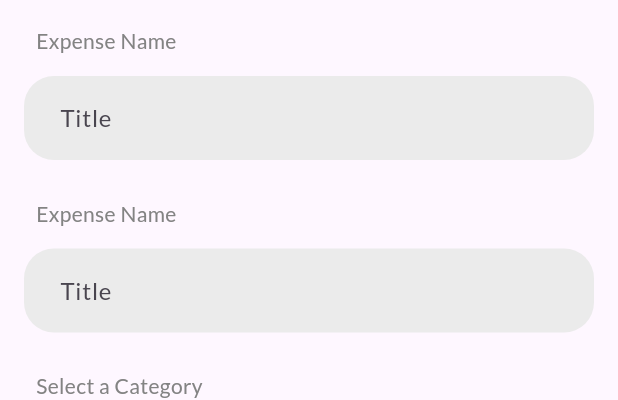
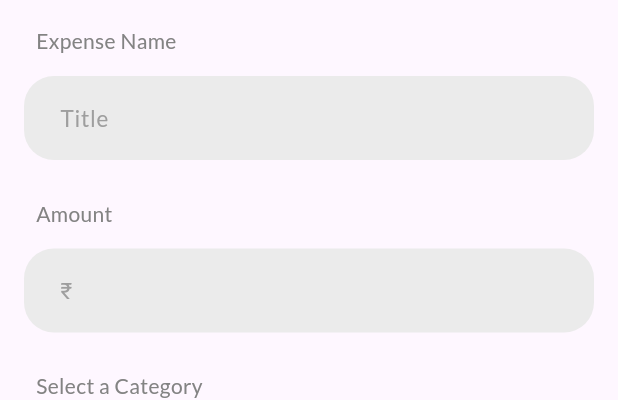
Before and after one commit to asim-sahoo/expense_tracker, a Flutter app: the NewExpense widget shown alone on an empty page, opened directly, on a phone screen of 412 x 824 dp. Shown: the part 125-525 px from the top of the screen. Run offline on Flutter 3.47's test engine with Material 3 defaults, Android fonts, the light colour scheme and no system bars; our stand-ins replace google_fonts.

Commit message:
added hint text style

```diff
--- a/lib/widget/new_expense.dart
+++ b/lib/widget/new_expense.dart
@@ -43,6 +43,7 @@ class _NewExpenseState extends State<NewExpense> {
           TextField(
             decoration: const InputDecoration(
               hintText: 'Title',
+              hintStyle: TextStyle(color: Colors.grey,fontSize: 15),
               filled: true,
               fillColor: Color.fromARGB(255, 235, 235, 235),
               contentPadding:
@@ -77,7 +78,7 @@ class _NewExpenseState extends State<NewExpense> {
             children: [
               const SizedBox(width: 8),
               Text(
-                'Expense Name',
+                'Amount',
                 style: GoogleFonts.lato(
                   color: const Color.fromARGB(255, 131, 131, 131),
                 ),
@@ -87,7 +88,8 @@ class _NewExpenseState extends State<NewExpense> {
           const SizedBox(height: 13),
           TextField(
             decoration: const InputDecoration(
-              hintText: 'Title',
+              hintText: '\u{20B9}',
+              hintStyle: TextStyle(color: Colors.grey,fontSize: 15),
               filled: true,
               fillColor: Color.fromARGB(255, 235, 235, 235),
               contentPadding:
```
